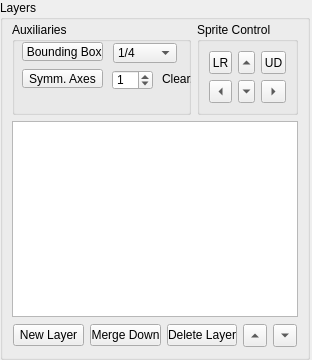
Before: the Qt Designer form editor_app/gui/layers_sprites.ui in danielmeinert/objectcreator, drawn with Qt 5.
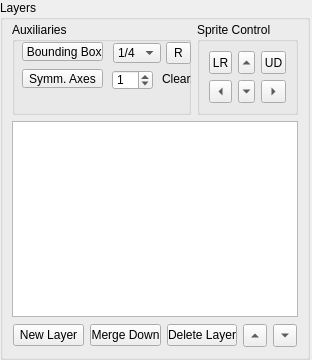
After: the same form once the commit is applied. Custom widgets are drawn as their Qt base class.

Commit message: sprite size auto change + better auxiliaries

Diff of the .ui file:
```diff
--- a/editor_app/gui/layers_sprites.ui
+++ b/editor_app/gui/layers_sprites.ui
@@ -133,7 +133,7 @@
              <rect>
               <x>101</x>
               <y>21</y>
-              <width>64</width>
+              <width>48</width>
               <height>20</height>
              </rect>
             </property>
@@ -234,6 +234,40 @@
              <string>Clear.</string>
             </property>
            </widget>
+           <widget class="QToolButton" name="toolButton_rotate">
+            <property name="geometry">
+             <rect>
+              <x>154</x>
+              <y>20</y>
+              <width>25</width>
+              <height>22</height>
+             </rect>
+            </property>
+            <property name="sizePolicy">
+             <sizepolicy hsizetype="Minimum" vsizetype="Minimum">
+              <horstretch>0</horstretch>
+              <verstretch>0</verstretch>
+             </sizepolicy>
+            </property>
+            <property name="minimumSize">
+             <size>
+              <width>16</width>
+              <height>16</height>
+             </size>
+            </property>
+            <property name="toolTip">
+             <string>Mirror Horizontally</string>
+            </property>
+            <property name="layoutDirection">
+             <enum>Qt::LeftToRight</enum>
+            </property>
+            <property name="text">
+             <string>R</string>
+            </property>
+            <property name="arrowType">
+             <enum>Qt::NoArrow</enum>
+            </property>
+           </widget>
           </widget>
          </item>
          <item>
```
Left out of the diff: 11 changed lines with no effect on the pictures. The commit also changes 6 other files.
